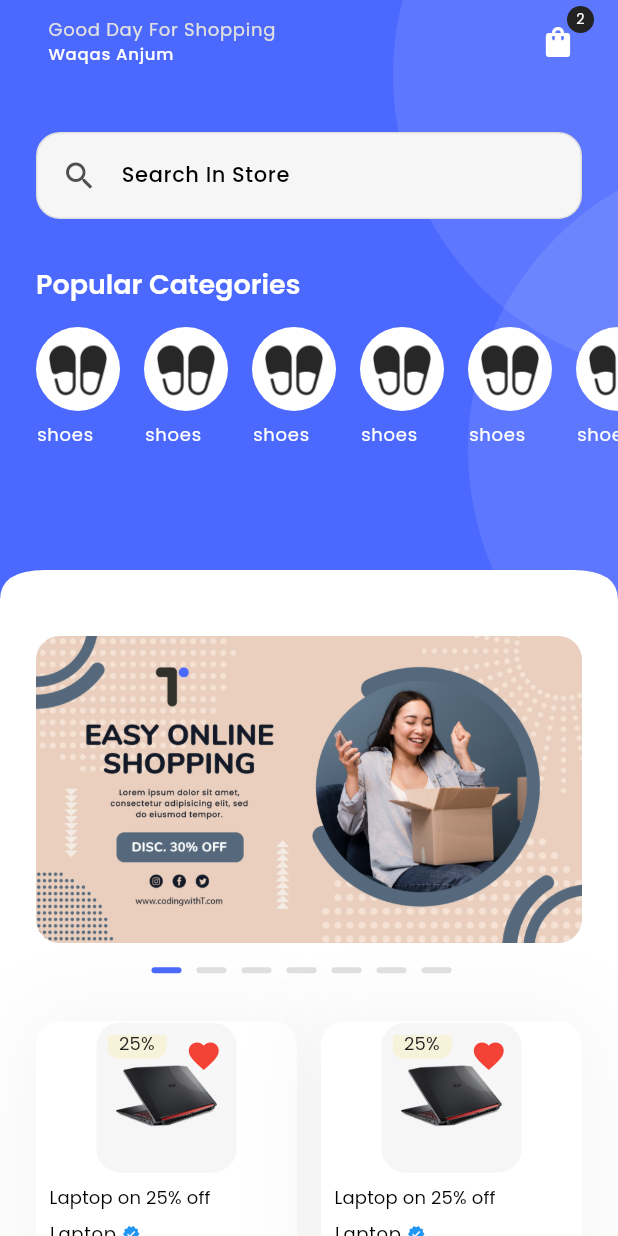
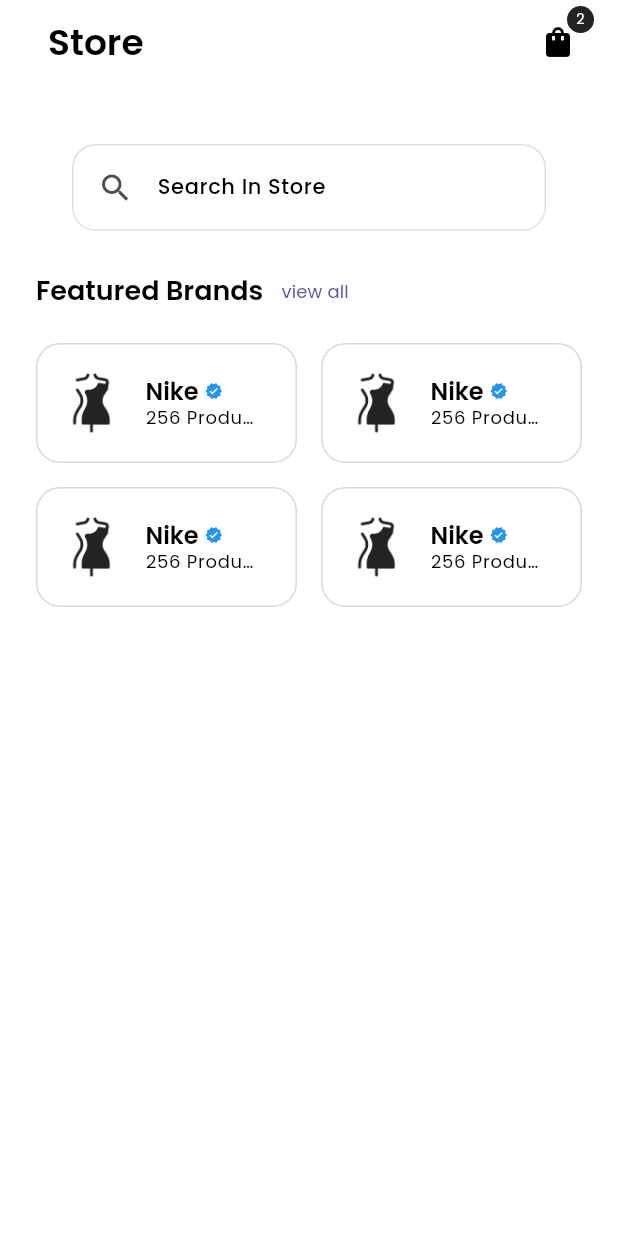
Before and after one commit to waqassanjum/E_Commerce_App, a Flutter app: the screen it shows after launch, on a phone screen of 412 x 824 dp. Run offline on Flutter 3.47's test engine with Material 3 defaults, Android fonts, the light colour scheme and no system bars; drawn by our look-alikes of carousel_slider; our stand-ins replace get, get_storage, logger, smooth_page_indicator; Roboto replaces fonts that are missing (poppins).

Commit message:
Your commit message here

```diff
--- a/lib/app.dart
+++ b/lib/app.dart
@@ -1,8 +1,5 @@
-// import 'package:e_commerce/features/authentication/screen/onboarding/onboarding.dart';
-import 'package:e_commerce/features/shop/screens/home/home.dart';
-
+import 'package:e_commerce/features/shop/screens/store/store.dart';
 import 'package:get/get.dart';
-
 import 'utils/theme/theme.dart';
 import 'package:flutter/material.dart';
 
@@ -18,7 +15,9 @@
       themeMode: ThemeMode.system,
       theme: TAppTheme.lightTheme,
       darkTheme: TAppTheme.darkTheme,
-      home: const HomeScreen(),
+      // home: const HomeScreen(),
+      home: const StoreScreen(),
+
       // home: const OnBoardingScreen(),
     );
   }
--- a/lib/common/widgets/custom_shape/container/search_container.dart
+++ b/lib/common/widgets/custom_shape/container/search_container.dart
@@ -11,11 +11,13 @@
     this.showBackground = true,
     this.showBorder = true,
     this.onTap,
+    this.padding = const EdgeInsets.symmetric(horizontal: TSizes.defaultSpace),
   });
   final String text;
   final IconData? icon;
   final bool showBackground, showBorder;
   final VoidCallback? onTap;
+  final EdgeInsetsGeometry padding;
 
   @override
   Widget build(BuildContext context) {
--- /dev/null
+++ b/lib/common/widgets/images/t_circular_image.dart
@@ -0,0 +1,49 @@
+import 'package:e_commerce/utils/constants/colors.dart';
+import 'package:e_commerce/utils/constants/sizes.dart';
+import 'package:e_commerce/utils/helpers/helper_function.dart';
+import 'package:flutter/material.dart';
+
+class TCircularImage extends StatelessWidget {
+  const TCircularImage({
+    super.key,
+    this.width = 56,
+    this.height = 56,
+    this.overlayColor,
+    this.backgroundColor,
+    required this.image,
+    this.fit = BoxFit.cover,
+    this.padding = TSizes.sm,
+    this.isNetworkImage = false,
+  });
+  final BoxFit? fit;
+  final String image;
+  final bool isNetworkImage;
+  final Color? overlayColor;
+  final Color? backgroundColor;
+  final double width, height, padding;
+
+  @override
+  Widget build(BuildContext context) {
+    return Container(
+      width: width,
+      height: height,
+      padding: EdgeInsets.all(padding),
+      decoration: BoxDecoration(
+        color: backgroundColor ??
+            (THelperFunction.isDarkMode(context)
+                ? TColors.black
+                : TColors.white),
+        borderRadius: BorderRadius.circular(100),
+      ),
+      child: Center(
+        child: Image(
+          fit: fit,
+          image: isNetworkImage
+              ? NetworkImage(image)
+              : AssetImage(image) as ImageProvider,
+          color: overlayColor,
+        ),
+      ),
+    );
+  }
+}
--- a/lib/common/widgets/images/t_rounded_images.dart
+++ b/lib/common/widgets/images/t_rounded_images.dart
@@ -1,4 +1,3 @@
-import 'package:e_commerce/utils/constants/colors.dart';
 import 'package:e_commerce/utils/constants/sizes.dart';
 import 'package:flutter/material.dart';
 
@@ -13,7 +12,7 @@
     this.applyImageRadius = true,
     required this.imageUrl,
     this.fit = BoxFit.contain,
-    this.backgroundColor = TColors.light,
+    this.backgroundColor,
     this.isNetworkImage = false,
     this.borderRadius = TSizes.md,
   });
@@ -21,7 +20,7 @@
   final String imageUrl;
   final bool applyImageRadius;
   final BoxBorder? border;
-  final Color backgroundColor;
+  final Color? backgroundColor;
   final BoxFit? fit;
   final EdgeInsetsGeometry? padding;
   final bool isNetworkImage;
--- a/lib/common/widgets/products/cart/cart_menu_icon.dart
+++ b/lib/common/widgets/products/cart/cart_menu_icon.dart
@@ -5,10 +5,10 @@
   const TCartCounterIcon({
     super.key,
     required this.onPressed,
-    required this.iconColor,
+    this.iconColor,
   });
   final VoidCallback onPressed;
-  final Color iconColor;
+  final Color? iconColor;
   @override
   Widget build(BuildContext context) {
     return Stack(
--- a/lib/common/widgets/products/product_card_vertical.dart
+++ b/lib/common/widgets/products/product_card_vertical.dart
@@ -2,7 +2,9 @@
 import 'package:e_commerce/common/styles/shadows.dart';
 import 'package:e_commerce/common/widgets/images/t_rounded_images.dart';
 import 'package:e_commerce/common/widgets/products/icons/t_circular.dart';
+import 'package:e_commerce/common/widgets/products/product_price/product_price_text.dart';
 import 'package:e_commerce/common/widgets/texts/product_title.dart';
+import 'package:e_commerce/common/widgets/texts/t_brand_title_text_with_verification_icon.dart';
 import 'package:e_commerce/utils/constants/colors.dart';
 import 'package:e_commerce/utils/constants/images_strings.dart';
 import 'package:e_commerce/utils/constants/sizes.dart';
@@ -29,7 +31,7 @@
           children: [
             // Thumbnails, wishlist button, discount
             TRoundedContainer(
-              height: 100,
+              height: 190,
               padding: EdgeInsets.all(TSizes.sm),
               backgroundColor: dark ? TColors.dark : TColors.light,
               child: Stack(
@@ -84,41 +86,29 @@
                   SizedBox(
                     height: TSizes.spaceBtwItems / 2,
                   ),
-                  Row(
-                    children: [
-                      Text(
-                        'Laptop',
-                        overflow: TextOverflow.ellipsis,
-                        maxLines: 1,
-                        style: Theme.of(context).textTheme.labelMedium,
+                  TBrandTitleWithVerificationIcon(
+                    title: 'Laptop',
                   ),
-                      SizedBox(
-                        width: TSizes.xs,
-                      ),
-                      Icon(
-                        Icons.verified,
-                        color: Colors.blue,
-                        size: TSizes.iconXs,
-                      )
                 ],
               ),
+            ),
+            Spacer(),
             Row(
               mainAxisAlignment: MainAxisAlignment.spaceBetween,
               children: [
                 //price
-                      Text(
-                        "\$200.50",
-                        maxLines: 1,
-                        overflow: TextOverflow.ellipsis,
-                        style: Theme.of(context).textTheme.headlineMedium,
+                Padding(
+                  padding: const EdgeInsets.only(left: TSizes.sm),
+                  child: TProductPriceText(
+                    price: '50.2',
+                  ),
                 ),
                 Container(
                   decoration: BoxDecoration(
                     color: TColors.dark,
                     borderRadius: BorderRadius.only(
                       topLeft: Radius.circular(TSizes.cardRadiusMd),
-                            bottomRight:
-                                Radius.circular(TSizes.productImageRadius),
+                      bottomRight: Radius.circular(TSizes.productImageRadius),
                     ),
                   ),
                   child: SizedBox(
@@ -136,9 +126,6 @@
             )
           ],
         ),
-            )
-          ],
-        ),
       ),
     );
   }
--- /dev/null
+++ b/lib/common/widgets/products/product_price/product_price_text.dart
@@ -0,0 +1,30 @@
+import 'package:flutter/material.dart';
+
+class TProductPriceText extends StatelessWidget {
+  const TProductPriceText({
+    super.key,
+    this.currencySign = '\$',
+    required this.price,
+    this.isLarge = false,
+    this.maxLines = 1,
+    this.lineThrough = false,
+  });
+  final String currencySign, price;
+  final int maxLines;
+  final bool isLarge;
+  final bool lineThrough;
+
+  @override
+  Widget build(BuildContext context) {
+    return Text(
+      currencySign + price,
+      maxLines: maxLines,
+      overflow: TextOverflow.ellipsis,
+      style: isLarge
+          ? Theme.of(context).textTheme.headlineMedium!.apply(
+              decoration: lineThrough ? TextDecoration.lineThrough : null)
+          : Theme.of(context).textTheme.titleLarge!.apply(
+              decoration: lineThrough ? TextDecoration.lineThrough : null),
+    );
+  }
+}
--- /dev/null
+++ b/lib/common/widgets/texts/t_brand_title_text.dart
@@ -0,0 +1,35 @@
+import 'package:e_commerce/utils/constants/enums.dart';
+import 'package:flutter/material.dart';
+
+class TBrandTitleText extends StatelessWidget {
+  const TBrandTitleText({
+    super.key,
+    this.color,
+    this.maxLines = 1,
+    required this.title,
+    this.textAlign = TextAlign.center,
+    this.brandTextSize = TextSize.small,
+  });
+  final Color? color;
+  final String title;
+  final int maxLines;
+  final TextAlign? textAlign;
+  final TextSize brandTextSize;
+
+  @override
+  Widget build(BuildContext context) {
+    return Text(
+      title,
+      textAlign: textAlign,
+      maxLines: maxLines,
+      overflow: TextOverflow.ellipsis,
+      style: brandTextSize == TextSize.small
+          ? Theme.of(context).textTheme.labelMedium!.apply(color: color)
+          : brandTextSize == TextSize.medium
+              ? Theme.of(context).textTheme.bodyLarge!.apply(color: color)
+              : brandTextSize == TextSize.large
+                  ? Theme.of(context).textTheme.titleLarge!.apply(color: color)
+                  : Theme.of(context).textTheme.bodyMedium!.apply(color: color),
+    );
+  }
+}
--- /dev/null
+++ b/lib/common/widgets/texts/t_brand_title_text_with_verification_icon.dart
@@ -0,0 +1,48 @@
+import 'package:e_commerce/common/widgets/texts/t_brand_title_text.dart';
+import 'package:e_commerce/utils/constants/colors.dart';
+import 'package:e_commerce/utils/constants/enums.dart';
+import 'package:e_commerce/utils/constants/sizes.dart';
+import 'package:flutter/material.dart';
+
+class TBrandTitleWithVerificationIcon extends StatelessWidget {
+  const TBrandTitleWithVerificationIcon({
+    super.key,
+    this.textColor,
+    this.maxLines = 1,
+    required this.title,
+    this.iconColor = TColors.primary,
+    this.textAlign = TextAlign.center,
+    this.brandTextSize = TextSize.small,
+  });
+  final String title;
+  final int maxLines;
+  final Color? textColor, iconColor;
+  final TextAlign? textAlign;
+  final TextSize brandTextSize;
+
+  @override
+  Widget build(BuildContext context) {
+    return Row(
+      mainAxisSize: MainAxisSize.min,
+      children: [
+        Flexible(
+          child: TBrandTitleText(
+            title: title,
+            color: textColor,
+            maxLines: maxLines,
+            textAlign: textAlign,
+            brandTextSize: brandTextSize,
+          ),
+        ),
+        SizedBox(
+          width: TSizes.xs,
+        ),
+        Icon(
+          Icons.verified,
+          color: Colors.blue,
+          size: TSizes.iconXs,
+        )
+      ],
+    );
+  }
+}
--- a/lib/features/shop/screens/home/home.dart
+++ b/lib/features/shop/screens/home/home.dart
@@ -69,6 +69,9 @@
                     ],
                   ),
                   SizedBox(height: TSizes.spaceBtwSection),
+
+                  //Heading
+                  TSectionHeading(title: 'Popular Products', onPressed: () {}),
                   //Popular Products
                   TGridLayout(
                       itemCount: 6,
--- /dev/null
+++ b/lib/features/shop/screens/store/store.dart
@@ -0,0 +1,125 @@
+import 'package:e_commerce/common/styles/rounded_container.dart';
+import 'package:e_commerce/common/widgets/appbar/appbar.dart';
+import 'package:e_commerce/common/widgets/custom_shape/container/search_container.dart';
+import 'package:e_commerce/common/widgets/images/t_circular_image.dart';
+import 'package:e_commerce/common/widgets/layout/grid_layout.dart';
+import 'package:e_commerce/common/widgets/products/cart/cart_menu_icon.dart';
+import 'package:e_commerce/common/widgets/texts/section_heading.dart';
+import 'package:e_commerce/common/widgets/texts/t_brand_title_text_with_verification_icon.dart';
+import 'package:e_commerce/utils/constants/colors.dart';
+import 'package:e_commerce/utils/constants/enums.dart';
+import 'package:e_commerce/utils/constants/images_strings.dart';
+import 'package:e_commerce/utils/constants/sizes.dart';
+import 'package:e_commerce/utils/helpers/helper_function.dart';
+import 'package:flutter/material.dart';
+
+class StoreScreen extends StatelessWidget {
+  const StoreScreen({super.key});
+
+  @override
+  Widget build(BuildContext context) {
+    return Scaffold(
+      appBar: TAppBar(
+        title: Text(
+          'Store',
+          style: Theme.of(context).textTheme.headlineMedium,
+        ),
+        actions: [TCartCounterIcon(onPressed: () {})],
+      ),
+      body: NestedScrollView(
+        headerSliverBuilder: (_, innerBoxIsScrolled) {
+          return [
+            SliverAppBar(
+              automaticallyImplyLeading: false,
+              pinned: true,
+              floating: true,
+              backgroundColor: THelperFunction.isDarkMode(context)
+                  ? TColors.black
+                  : TColors.white,
+              expandedHeight: 440,
+              flexibleSpace: Padding(
+                padding: EdgeInsets.all(TSizes.defaultSpace),
+                child: ListView(
+                  shrinkWrap: true,
+                  physics: NeverScrollableScrollPhysics(),
+                  children: [
+                    SizedBox(height: TSizes.spaceBtwItems),
+                    TSearchContainer(
+                        text: 'Search In Store',
+                        showBorder: true,
+                        showBackground: false,
+                        padding: EdgeInsets.zero),
+                    SizedBox(height: TSizes.spaceBtwItems),
+
+                    // Featured Brands
+                    TSectionHeading(
+                        title: 'Featured Brands',
+                        showActionButton: true,
+                        onPressed: () {}),
+                    SizedBox(
+                      height: TSizes.spaceBtwItems / 1.5,
+                    ),
+                    TGridLayout(
+                      itemCount: 4,
+                      mainAxisExtent: 80,
+                      itemBuilder: (_, index) {
+                        return GestureDetector(
+                          onTap: () {},
+                          child: TRoundedContainer(
+                            padding: EdgeInsets.all(TSizes.sm),
+                            showBorder: true,
+                            backgroundColor: Colors.transparent,
+                            child: Row(
+                              children: [
+                                //icons
+                                Flexible(
+                                  child: TCircularImage(
+                                    isNetworkImage: false,
+                                    image: TImages.clothIcon,
+                                    backgroundColor: Colors.transparent,
+                                    overlayColor:
+                                        THelperFunction.isDarkMode(context)
+                                            ? TColors.white
+                                            : TColors.black,
+                                  ),
+                                ),
+                                SizedBox(width: TSizes.spaceBtwItems / 2),
+
+                                //Text
+                                Expanded(
+                                  child: Column(
+                                    mainAxisSize: MainAxisSize.min,
+                                    crossAxisAlignment:
+                                        CrossAxisAlignment.start,
+                                    children: [
+                                      TBrandTitleWithVerificationIcon(
+                                        title: 'Nike',
+                                        brandTextSize: TextSize.large,
+                                      ),
+                                      Text(
+                                        '256 Products ',
+                                        overflow: TextOverflow.ellipsis,
+                                        style: Theme.of(context)
+                                            .textTheme
+                                            .labelMedium,
+                                      )
+                                    ],
+                                  ),
+                                )
+                              ],
+                            ),
+                          ),
+                        );
+                      },
+                    )
+                  ],
+                ),
+              ),
+            )
+          ];
+        },
+        body: Container(),
+      ),
+    );
+  }
+}
--- a/lib/navigation_menu.dart
+++ b/lib/navigation_menu.dart
@@ -1,4 +1,5 @@
 import 'package:e_commerce/features/shop/screens/home/home.dart';
+import 'package:e_commerce/features/shop/screens/store/store.dart';
 import 'package:e_commerce/utils/constants/colors.dart';
 import 'package:e_commerce/utils/helpers/helper_function.dart';
 import 'package:flutter/material.dart';
@@ -28,13 +29,13 @@
             NavigationDestination(icon: Icon(Icons.home), label: 'Home'),
             NavigationDestination(icon: Icon(Icons.shop), label: 'Shop'),
             NavigationDestination(
-                icon: Icon(Icons.heart_broken), label: 'Wishlist'),
+                icon: Icon(Icons.favorite), label: 'Wishlist'),
             NavigationDestination(icon: Icon(Icons.person), label: 'Profile'),
           ],
         ),
       ),
       body: Obx(
-        () => controller.screen[controller.selectedIndex.value],
+        () => controller.screens[controller.selectedIndex.value],
       ),
     );
   }
@@ -43,11 +44,9 @@
 class NavigationController extends GetxController {
   final Rx<int> selectedIndex = 0.obs;
 
-  final screen = [
+  final screens = [
     const HomeScreen(),
-    Container(
-      color: Colors.purple,
-    ),
+    const StoreScreen(),
     Container(
       color: Colors.orange,
     ),
```
Also changed, not shown: 2 other files. Lines whose indentation alone changed are shown as unchanged.
